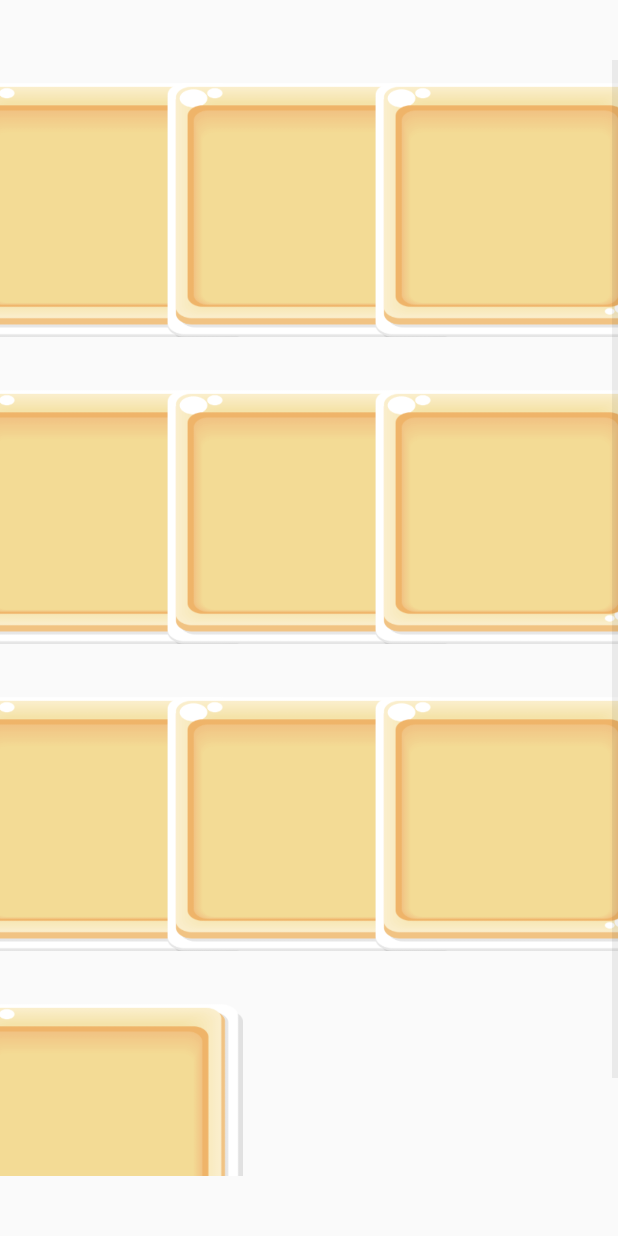
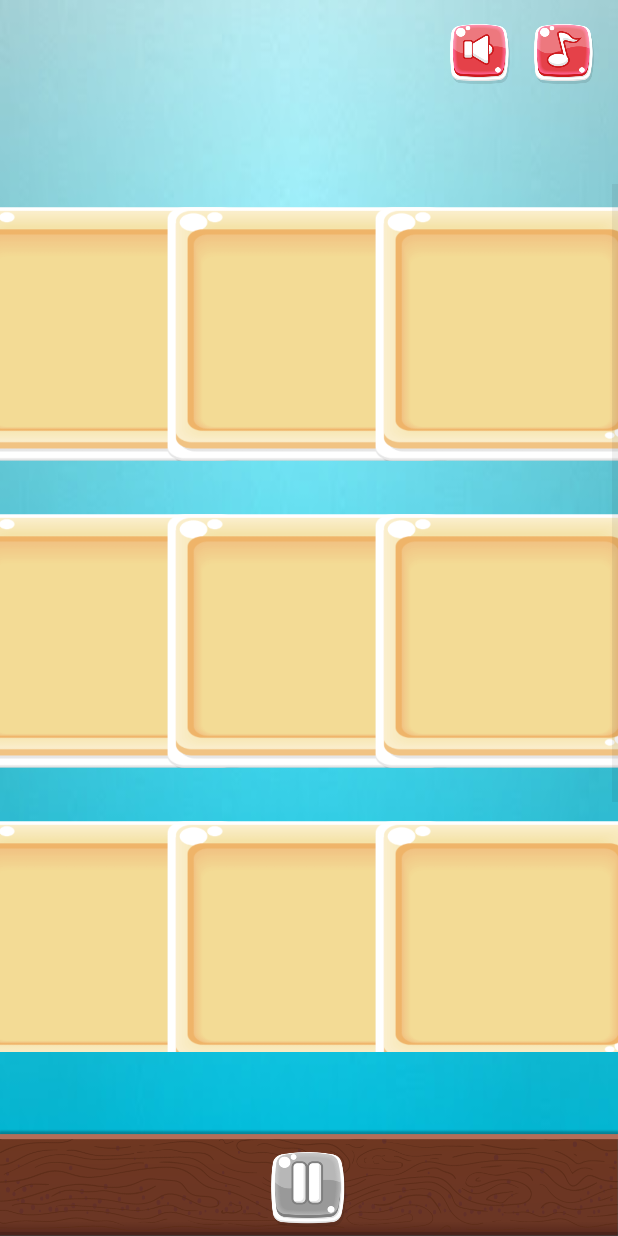
Before and after one commit to djuraszek/gra-matematyczna, an Android app: the GameMemoryActivity screen opened directly, with no data from a screen before it, on a phone screen of 412 x 824 dp. Run offline under Robolectric (Android 15) with nearby library versions, the phone set to English and light mode, and no system bars; 8 statements that could not run were skipped.

Commit message:
added: sound board and bottom bar to CountGame and MemoryGame

```diff
--- a/app/src/main/res/layout/activity_game_memory.xml
+++ b/app/src/main/res/layout/activity_game_memory.xml
@@ -4,7 +4,35 @@
     xmlns:tools="http://schemas.android.com/tools"
     android:layout_width="match_parent"
     android:layout_height="match_parent"
-    android:layout_gravity="center">
+    android:layout_gravity="center"
+    android:background="@drawable/background_blue">
+
+    <androidx.constraintlayout.widget.Guideline
+        android:id="@+id/g0"
+        android:layout_width="wrap_content"
+        android:layout_height="wrap_content"
+        android:orientation="horizontal"
+        app:layout_constraintGuide_percent="0.1"
+        />
+    <androidx.constraintlayout.widget.Guideline
+        android:id="@+id/g3"
+        android:layout_width="wrap_content"
+        android:layout_height="wrap_content"
+        android:orientation="horizontal"
+        app:layout_constraintGuide_percent="0.9"
+        />
+
+    <RelativeLayout
+        android:layout_width="0dp"
+        android:layout_height="0dp"
+        app:layout_constraintBottom_toBottomOf="@id/g0"
+        app:layout_constraintEnd_toEndOf="parent"
+        app:layout_constraintStart_toStartOf="parent"
+        app:layout_constraintTop_toTopOf="parent">
+        <include
+            layout="@layout/component_sound_board"/>
+    </RelativeLayout>
+
 
     <GridView
         android:id="@+id/GridViewMemory"
@@ -18,10 +46,39 @@
         android:stretchMode="columnWidth"
         android:gravity="center"
         app:layout_constraintStart_toStartOf="parent"
-        app:layout_constraintTop_toTopOf="parent"
-        app:layout_constraintBottom_toBottomOf="parent"
+        app:layout_constraintTop_toTopOf="@id/g0"
+        app:layout_constraintBottom_toBottomOf="@id/g3"
         app:layout_constraintEnd_toEndOf="parent"
         />
 
+    <RelativeLayout
+        android:id="@+id/bottom_bar"
+        android:layout_width="match_parent"
+        android:layout_height="72dp"
+        android:layout_alignParentBottom="true"
+        android:background="@drawable/board_down_2"
+        app:layout_constraintBottom_toBottomOf="parent">
+
+        <Button
+            android:id="@+id/pause_btn"
+            android:layout_width="50dp"
+            android:layout_height="50dp"
+            android:layout_centerHorizontal="true"
+            android:layout_marginTop="16dp"
+            android:background="@drawable/ic_pause"
+            android:onClick="pauseGame" />
+
+        <LinearLayout
+            android:layout_width="wrap_content"
+            android:layout_height="50dp"
+            android:layout_alignParentEnd="true"
+            android:layout_alignParentBottom="true"
+            android:layout_marginEnd="16dp"
+            android:layout_marginBottom="2dp">
+
+
+        </LinearLayout>
+    </RelativeLayout>
+
 
 </androidx.constraintlayout.widget.ConstraintLayout>
```
Also changed, not shown: app/src/main/res/layout/activity_game_count.xml (+60 -5 lines).
